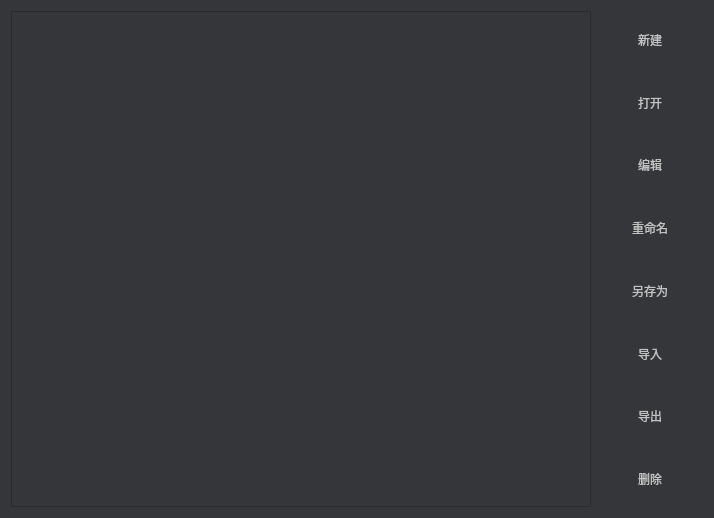
Qt form frm_prom.ui (eeyoo/yunsheng) before a commit.
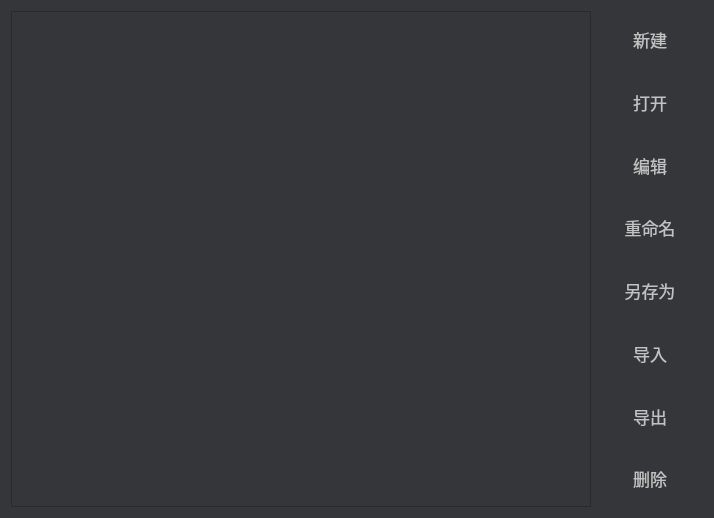
The same form after that commit. Icons and pictures are not drawn.

Commit message: changed UI font size

```diff
--- a/frm_prom.ui
+++ b/frm_prom.ui
@@ -15,7 +15,7 @@
   </property>
   <property name="styleSheet">
    <string notr="true">*{
-font: 12px;
+font: 13pt;
 font-family: &quot;微软雅黑&quot;;
 }
 
```
The commit also changes 19 other files.
